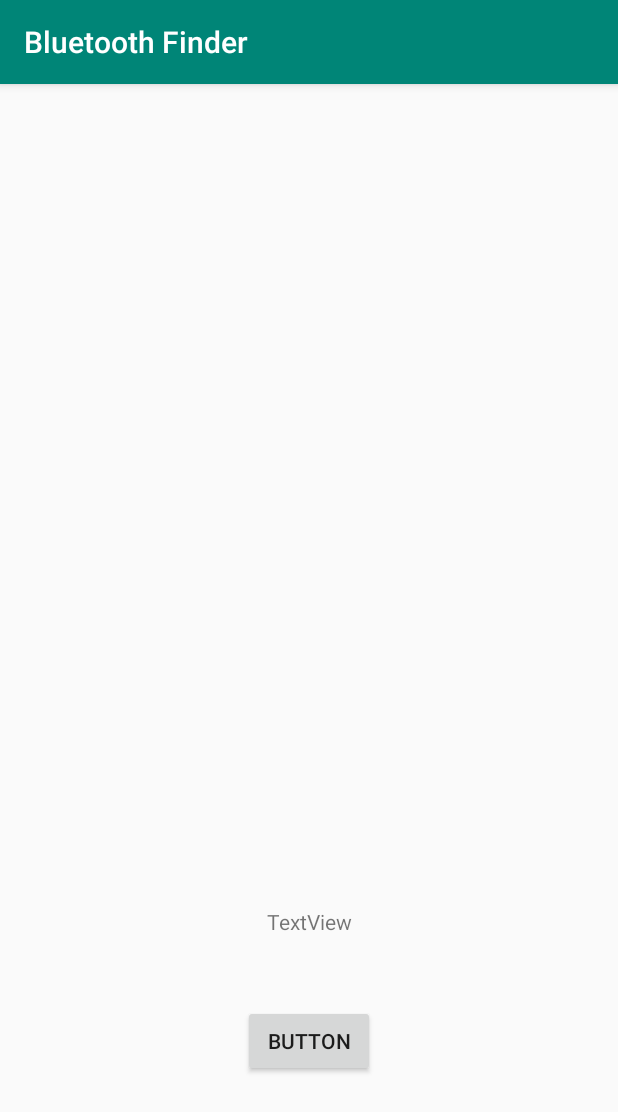
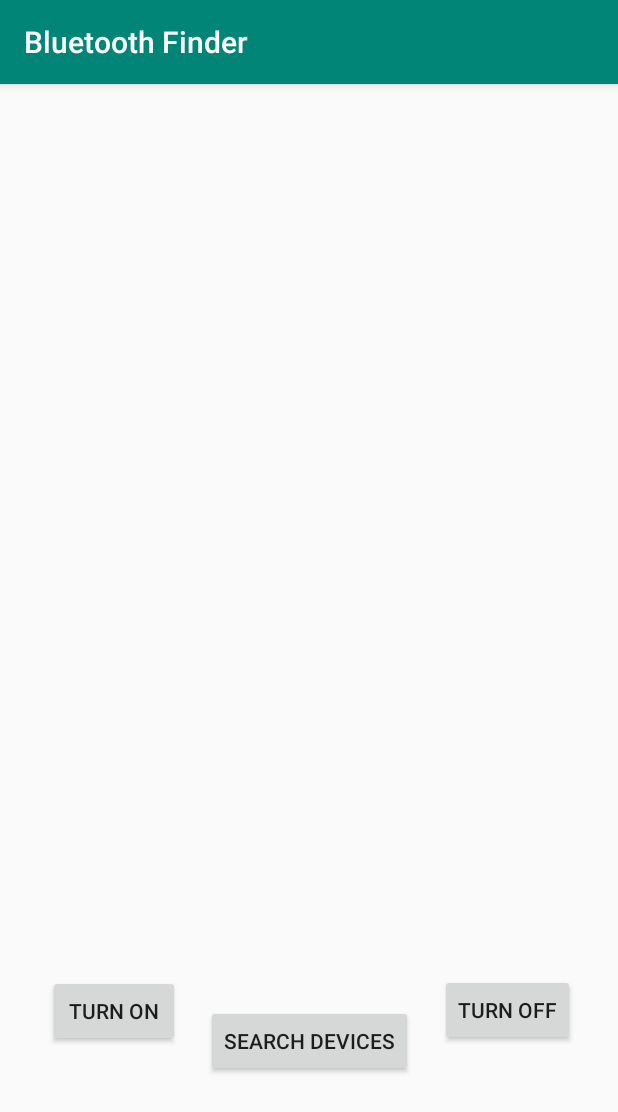
Before and after one commit to vatsalm93/CMPE-243-Autonomous-RC-Car, an Android app: the screen it shows after launch (MainActivity), on a phone screen of 412 x 824 dp. Shown: the top 1112 px of the screen. Run offline under Robolectric (Android 15) with nearby library versions, the phone set to English and light mode, and no system bars.

Commit message:
Added TurnON and TurnOFF features, finetuned the app

```diff
--- a/Android_App_Development/BluetoothFinder/app/src/main/java/com/example/bluetoothfinder/MainActivity.java
+++ b/Android_App_Development/BluetoothFinder/app/src/main/java/com/example/bluetoothfinder/MainActivity.java
@@ -14,6 +14,7 @@ import android.widget.ArrayAdapter;
 import android.widget.Button;
 import android.widget.ListView;
 import android.widget.TextView;
+import android.widget.Toast;
 
 import java.util.ArrayList;
 
@@ -90,4 +91,19 @@ public class MainActivity extends AppCompatActivity {
         addresses.clear();
         bluetoothAdapter.startDiscovery();
     }
+
+    public void turnOn(View v){
+        if (!bluetoothAdapter.isEnabled()) {
+            Intent turnOn = new Intent(BluetoothAdapter.ACTION_REQUEST_ENABLE);
+            startActivityForResult(turnOn, 0);
+            Toast.makeText(getApplicationContext(), "Turned on",Toast.LENGTH_LONG).show();
+        } else {
+            Toast.makeText(getApplicationContext(), "Already on", Toast.LENGTH_LONG).show();
+        }
+    }
+
+    public void turnOff(View v){
+        bluetoothAdapter.disable();
+        Toast.makeText(getApplicationContext(), "Turned off" ,Toast.LENGTH_LONG).show();
+    }
 }
--- a/Android_App_Development/BluetoothFinder/app/src/main/res/layout/activity_main.xml
+++ b/Android_App_Development/BluetoothFinder/app/src/main/res/layout/activity_main.xml
@@ -13,7 +13,7 @@
         android:layout_marginTop="595dp"
         android:layout_marginBottom="88dp"
         android:onClick="searchClicked"
-        android:text="@string/button"
+        android:text="@string/search_devices"
         app:layout_constraintBottom_toBottomOf="parent"
         app:layout_constraintEnd_toEndOf="parent"
         app:layout_constraintStart_toStartOf="parent"
@@ -25,7 +25,6 @@
         android:layout_height="wrap_content"
         android:layout_marginTop="539dp"
         android:layout_marginBottom="37dp"
-        android:text="@string/textview"
         app:layout_constraintBottom_toTopOf="@+id/searchButton"
         app:layout_constraintEnd_toEndOf="parent"
         app:layout_constraintStart_toStartOf="parent"
@@ -44,4 +43,34 @@
         app:layout_constraintStart_toStartOf="parent"
         app:layout_constraintTop_toTopOf="parent" />
 
+    <Button
+        android:id="@+id/turnOnButton"
+        android:layout_width="wrap_content"
+        android:layout_height="wrap_content"
+        android:layout_marginStart="32dp"
+        android:layout_marginTop="43dp"
+        android:layout_marginEnd="18dp"
+        android:layout_marginBottom="100dp"
+        android:onClick="turnOn"
+        android:text="@string/turn_on"
+        app:layout_constraintBottom_toBottomOf="parent"
+        app:layout_constraintEnd_toStartOf="@+id/searchButton"
+        app:layout_constraintStart_toStartOf="parent"
+        app:layout_constraintTop_toBottomOf="@+id/listView1" />
+
+    <Button
+        android:id="@+id/turnOffButton"
+        android:layout_width="wrap_content"
+        android:layout_height="wrap_content"
+        android:layout_marginStart="19dp"
+        android:layout_marginTop="42dp"
+        android:layout_marginEnd="30dp"
+        android:layout_marginBottom="100dp"
+        android:onClick="turnOff"
+        android:text="@string/turn_off"
+        app:layout_constraintBottom_toBottomOf="parent"
+        app:layout_constraintEnd_toEndOf="parent"
+        app:layout_constraintStart_toEndOf="@+id/searchButton"
+        app:layout_constraintTop_toBottomOf="@+id/listView1" />
+
 </android.support.constraint.ConstraintLayout>
--- a/Android_App_Development/BluetoothFinder/app/src/main/res/values/strings.xml
+++ b/Android_App_Development/BluetoothFinder/app/src/main/res/values/strings.xml
@@ -2,4 +2,7 @@
     <string name="app_name">Bluetooth Finder</string>
     <string name="button">Button</string>
     <string name="textview">TextView</string>
+    <string name="search_devices">Search Devices</string>
+    <string name="turn_on">Turn ON</string>
+    <string name="turn_off">Turn OFF</string>
 </resources>
```
